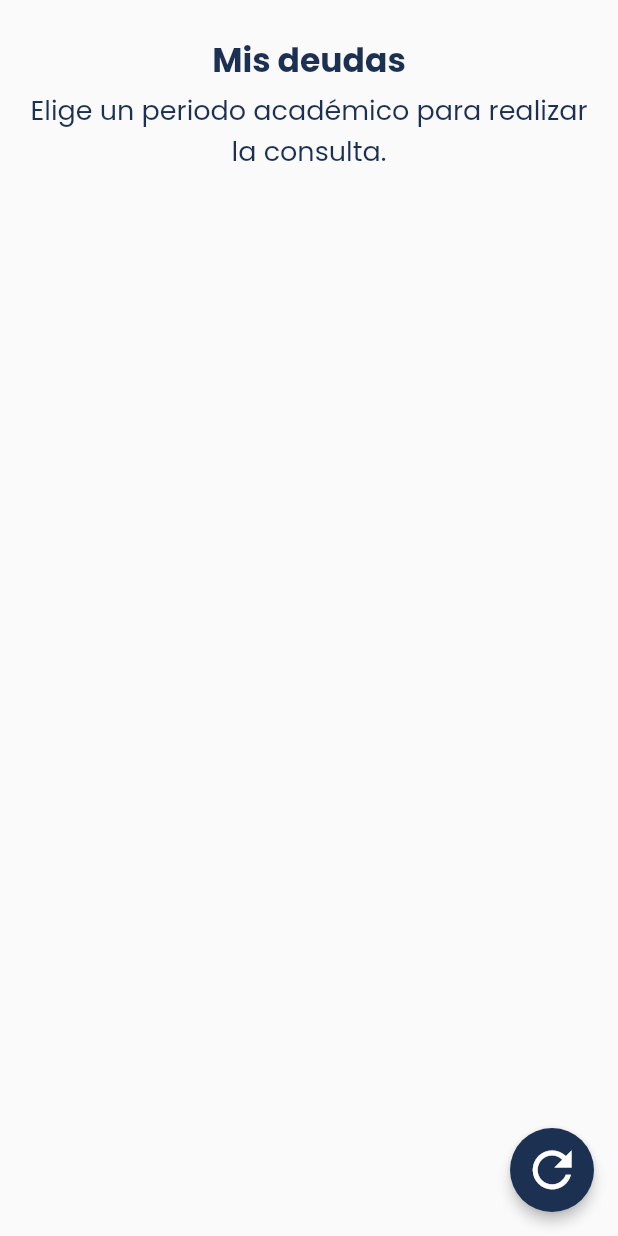
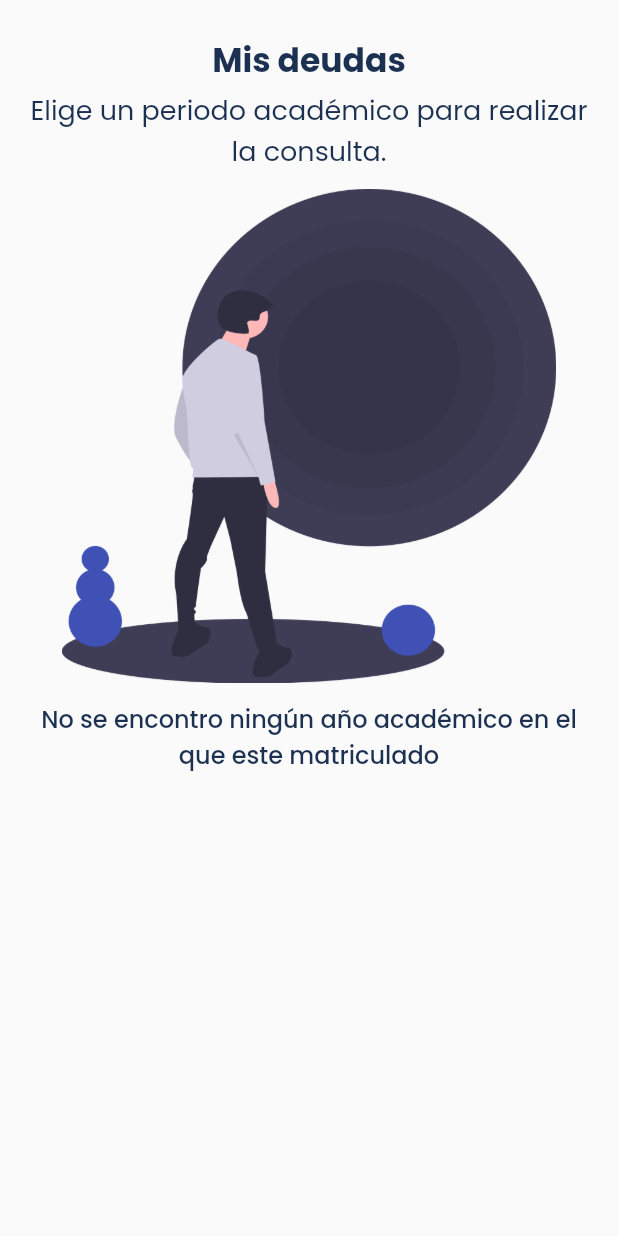
Before and after one commit to RevengeHunter/jhon_hopkins_edu, a Flutter app: the StudentPaymentPage screen opened directly, on a phone screen of 412 x 824 dp. Run offline on Flutter 3.47's test engine with Material 2 defaults, Android fonts, the phone set to English and light mode, and no system bars; our stand-ins replace google_fonts, google_sign_in, shared_preferences; accounts and stored records are empty; network calls fail.

Commit message:
feat: creation of not_found widget for empties pages

```diff
--- a/lib/presentation/UI/Modules/Student/Payment/student_payment_page.dart
+++ b/lib/presentation/UI/Modules/Student/Payment/student_payment_page.dart
@@ -7,7 +7,9 @@ import 'package:jhon_hopkins_edu/presentation/UI/Shared/Constants/colors.dart';
 import 'package:jhon_hopkins_edu/presentation/UI/Shared/Constants/space_between.dart';
 
 import '../../../../../dominio/Models/academic_year_model.dart';
+import '../../../Shared/Constants/font.dart';
 import '../../../Shared/GeneralWidgets/loading_widget.dart';
+import '../../../Shared/GeneralWidgets/not_found_widget.dart';
 import 'PaymentCardInformation/payment_card_information_widget.dart';
 
 class StudentPaymentPage extends StatefulWidget {
@@ -26,30 +28,25 @@ class _StudentPaymentPageState extends State<StudentPaymentPage> {
   final List<PaymentModel> _listPaymentAux = [];
 
   AcademicYearModel? _academicYearModel;
+  Widget responseWidget = Column();
+  Widget responseReloadWidget = const SizedBox();
 
-  int statusValue = 0;
+  int academicYearId = 0;
   bool _isLoading = false;
   bool debts = true;
+  double height = 0.0;
+  double width = 0.0;
+
+  @override
+  void initState() {
+    // TODO: implement initState
+    super.initState();
+  }
 
   academicYearSelected(AcademicYearModel e) {
-    if (statusValue != e.academicYearId) {
-      _isLoading = true;
-      setState(() {});
-      statusValue = e.academicYearId;
-      _paymentService
-          .getPayment(e.academicYearId, _prefs.idPerson)
-          .then((value) {
-        if (value != null) {
-          _listPayment = value;
-          _isLoading = false;
-          dataDistribution();
-          setState(() {});
-          return;
-        }
-        _isLoading = false;
-        setState(() {});
-        return;
-      });
+    if (academicYearId != e.academicYearId) {
+      academicYearId = e.academicYearId;
+      loadInformation();
     }
   }
 
@@ -62,103 +59,8 @@ class _StudentPaymentPageState extends State<StudentPaymentPage> {
         _listPaymentAux.add(element);
       }
     });
-    setState(() {});
-  }
 
-  @override
-  Widget build(BuildContext context) {
-    var height = MediaQuery.of(context).size.height;
-    var width = MediaQuery.of(context).size.width;
-
-    return Scaffold(
-      floatingActionButton: FloatingActionButton(
-        elevation: 3.5,
-        child: const Icon(
-          Icons.refresh,
-          size: 38.8,
-        ),
-        backgroundColor: kBrandPrimaryColor,
-        onPressed: () {
-          if (_academicYearModel != null) {
-            academicYearSelected(_academicYearModel!);
-            setState(() {});
-          }
-        },
-      ),
-      body: SafeArea(
-        child: Stack(
-          children: [
-            //BackgroundLogoWidget(),
-            SingleChildScrollView(
-              physics: const BouncingScrollPhysics(),
-              //clipBehavior: Clip.none,
-              child: Padding(
-                padding: const EdgeInsets.all(12.0),
-                child: Column(
-                  crossAxisAlignment: CrossAxisAlignment.center,
-                  children: [
-                    divider12,
-                    const Text(
-                      "Mis deudas",
-                      style: TextStyle(
-                        fontSize: 22.0,
-                        fontWeight: FontWeight.w700,
-                        color: kBrandPrimaryColor,
-                      ),
-                    ),
-                    divider3,
-                    const Text(
-                      "Elige un periodo académico para realizar la consulta.",
-                      style: TextStyle(
-                        fontSize: 18.0,
-                        color: kBrandPrimaryColor,
-                      ),
-                      textAlign: TextAlign.center,
-                    ),
-                    divider3,
-                    Row(
-                      mainAxisSize: MainAxisSize.min,
-                      mainAxisAlignment: MainAxisAlignment.center,
-                      children: [
-                        Wrap(
-                          children: _academicYearListGlobal.getAcademicYearList
-                              .map(
-                                (e) => FilterChip(
-                                  selected: statusValue == e.academicYearId,
-                                  selectedColor: statusColor["Selected"],
-                                  padding: const EdgeInsets.all(2),
-                                  label: Text(
-                                    e.academicYearName,
-                                    style: const TextStyle(
-                                      fontSize: 18.0,
-                                    ),
-                                  ),
-                                  labelStyle: TextStyle(
-                                    color: statusValue == e.academicYearId
-                                        ? Colors.white
-                                        : Colors.black,
-                                    fontWeight: statusValue == e.academicYearId
-                                        ? FontWeight.w600
-                                        : FontWeight.normal,
-                                  ),
-                                  checkmarkColor: Colors.white,
-                                  onSelected: (bool isSelected) {
-                                    academicYearSelected(e);
-                                    _academicYearModel = AcademicYearModel(
-                                      academicYearId: e.academicYearId,
-                                      academicYearName: e.academicYearName,
-                                    );
-                                  },
-                                ),
-                              )
-                              .toList(),
-                        ),
-                      ],
-                    ),
-                    divider20,
-                    !_isLoading
-                        ? Container(
-                            child: Column(
+    responseWidget = Column(
       children: [
         _listPayment.isNotEmpty
             ? Row(
@@ -173,9 +75,8 @@ class _StudentPaymentPageState extends State<StudentPaymentPage> {
                       },
                       style: ElevatedButton.styleFrom(
                         elevation: 0,
-                                                primary: debts
-                                                    ? kBrandPrimaryColor
-                                                    : kBrandSecondaryColor,
+                        primary:
+                            debts ? kBrandPrimaryColor : kBrandSecondaryColor,
                       ),
                       child: const Text(
                         "Deudas",
@@ -196,9 +97,8 @@ class _StudentPaymentPageState extends State<StudentPaymentPage> {
                       },
                       style: ElevatedButton.styleFrom(
                         elevation: 0,
-                                                primary: !debts
-                                                    ? kBrandPrimaryColor
-                                                    : kBrandSecondaryColor,
+                        primary:
+                            !debts ? kBrandPrimaryColor : kBrandSecondaryColor,
                       ),
                       child: const Text(
                         "Pagos",
@@ -216,16 +116,144 @@ class _StudentPaymentPageState extends State<StudentPaymentPage> {
           shrinkWrap: true,
           physics: const ScrollPhysics(),
           itemCount: _listPaymentAux.length,
-                                  itemBuilder:
-                                      (BuildContext context, int index) {
+          itemBuilder: (BuildContext context, int index) {
             return PaymentCardInformationWidget(
               paymentModel: _listPaymentAux[index],
             );
           },
         ),
       ],
+    );
+
+    responseReloadWidget = FloatingActionButton(
+      elevation: 3.5,
+      child: const Icon(
+        Icons.refresh,
+        size: 38.8,
+      ),
+      backgroundColor: kBrandPrimaryColor,
+      onPressed: () {
+        if (_academicYearModel != null) {
+          loadInformation();
+          setState(() {});
+        }
+      },
+    );
+
+    setState(() {});
+  }
+
+  loadInformation() {
+    _isLoading = true;
+    setState(() {});
+
+    _paymentService.getPayment(academicYearId, _prefs.idPerson).then((value) {
+      if (value != null) {
+        _listPayment = value;
+        _isLoading = false;
+        dataDistribution();
+
+        setState(() {});
+        return;
+      }
+
+      responseWidget = NotFoundWidget(
+        message:
+            "No tiene pagos por realizar en el año académico seleccionado.",
+        alto: height,
+        ancho: width,
+      );
+
+      _isLoading = false;
+      setState(() {});
+      return;
+    });
+  }
+
+  @override
+  Widget build(BuildContext context) {
+    var height = MediaQuery.of(context).size.height;
+    var width = MediaQuery.of(context).size.width;
+
+    return Scaffold(
+      floatingActionButton: responseReloadWidget,
+      body: SafeArea(
+        child: Stack(
+          children: [
+            //BackgroundLogoWidget(),
+            SingleChildScrollView(
+              physics: const BouncingScrollPhysics(),
+              //clipBehavior: Clip.none,
+              child: Padding(
+                padding: const EdgeInsets.all(12.0),
+                child: Column(
+                  crossAxisAlignment: CrossAxisAlignment.center,
+                  children: [
+                    divider12,
+                    const Text(
+                      "Mis deudas",
+                      style: titleTextStyle,
+                    ),
+                    divider3,
+                    const Text(
+                      "Elige un periodo académico para realizar la consulta.",
+                      style: subTitleTextStyle,
+                      textAlign: TextAlign.center,
+                    ),
+                    divider12,
+                    _academicYearListGlobal
+                        .getAcademicYearList.isNotEmpty
+                        ? Row(
+                            mainAxisSize: MainAxisSize.min,
+                            mainAxisAlignment: MainAxisAlignment.center,
+                            children: [
+                              Wrap(
+                                children: _academicYearListGlobal
+                                    .getAcademicYearList
+                                    .map(
+                                      (e) => FilterChip(
+                                        selected:
+                                            academicYearId == e.academicYearId,
+                                        selectedColor: statusColor["Selected"],
+                                        padding: const EdgeInsets.all(2),
+                                        label: Text(
+                                          e.academicYearName,
+                                          style: chipTextStyle,
+                                        ),
+                                        labelStyle: TextStyle(
+                                          color:
+                                              academicYearId == e.academicYearId
+                                                  ? Colors.white
+                                                  : Colors.black,
+                                          fontWeight:
+                                              academicYearId == e.academicYearId
+                                                  ? FontWeight.w600
+                                                  : FontWeight.normal,
+                                        ),
+                                        checkmarkColor: Colors.white,
+                                        onSelected: (bool isSelected) {
+                                          academicYearSelected(e);
+                                          _academicYearModel =
+                                              AcademicYearModel(
+                                            academicYearId: e.academicYearId,
+                                            academicYearName:
+                                                e.academicYearName,
+                                          );
+                                        },
                                       ),
                                     )
+                                    .toList(),
+                              ),
+                            ],
+                          )
+                        : NotFoundWidget(
+                            message:
+                                "No se encontro ningún año académico en el que este matriculado",
+                            alto: height,
+                            ancho: width),
+                    divider20,
+                    !_isLoading
+                        ? responseWidget
                         : SizedBox(
                             height: height * 0.7,
                             width: width,
--- /dev/null
+++ b/lib/presentation/UI/Shared/Constants/font.dart
@@ -0,0 +1,36 @@
+import 'dart:ui';
+import 'package:flutter/material.dart';
+import 'colors.dart';
+
+const TextStyle titleTextStyle = TextStyle(
+  fontSize: 22.0,
+  fontWeight: FontWeight.w700,
+  color: kBrandPrimaryColor,
+);
+
+const TextStyle subTitleTextStyle = TextStyle(
+  fontSize: 18.0,
+  color: kBrandPrimaryColor,
+);
+
+const TextStyle subTitleBoldTextStyle = TextStyle(
+  fontSize: 18.0,
+  fontWeight: FontWeight.w200,
+  color: kBrandPrimaryColor,
+);
+
+const TextStyle paragraphBoldTextStyle = TextStyle(
+  fontSize: 20.0,
+  fontWeight: FontWeight.w500,
+  color: kBrandPrimaryColor,
+);
+
+const TextStyle paragraphTextStyle = TextStyle(
+  fontSize: 16.0,
+  fontWeight: FontWeight.w500,
+  color: kBrandPrimaryColor,
+);
+
+const TextStyle chipTextStyle = TextStyle(
+  fontSize: 18.0,
+);
--- a/lib/presentation/UI/Shared/GeneralWidgets/not_found_widget.dart
+++ b/lib/presentation/UI/Shared/GeneralWidgets/not_found_widget.dart
@@ -1,5 +1,6 @@
 import 'package:flutter/material.dart';
 
+import '../Constants/font.dart';
 import '../Constants/space_between.dart';
 
 class NotFoundWidget extends StatefulWidget {
@@ -29,7 +30,7 @@ class _NotFoundWidgetState extends State<NotFoundWidget> {
               width: widget.ancho * 0.8,
               height: widget.alto * 0.4,
               child: const Image(
-                image: AssetImage (
+                image: AssetImage(
                   'assets/images/no-result.png',
                 ),
                 fit: BoxFit.fill,
@@ -40,10 +41,7 @@ class _NotFoundWidgetState extends State<NotFoundWidget> {
               widget.message,
               maxLines: 3,
               overflow: TextOverflow.ellipsis,
-              style: const TextStyle(
-                color: Colors.black54,
-                fontSize: 16,
-              ),
+              style: paragraphTextStyle,
               textAlign: TextAlign.center,
             ),
           ],
```
Also changed, not shown: lib/presentation/UI/Modules/Student/Attendance/AttendanceDetail/attendance_absent_detail_page.dart (+2 -5 lines), lib/presentation/UI/Modules/Student/Attendance/student_attendance_page.dart (+20 -19 lines), lib/presentation/UI/Modules/Student/Introduction/introduction_page.dart (+5 -15 lines), lib/presentation/UI/Modules/Student/Score/student_score_page.dart (+19 -18 lines). Lines whose indentation alone changed are shown as unchanged.
